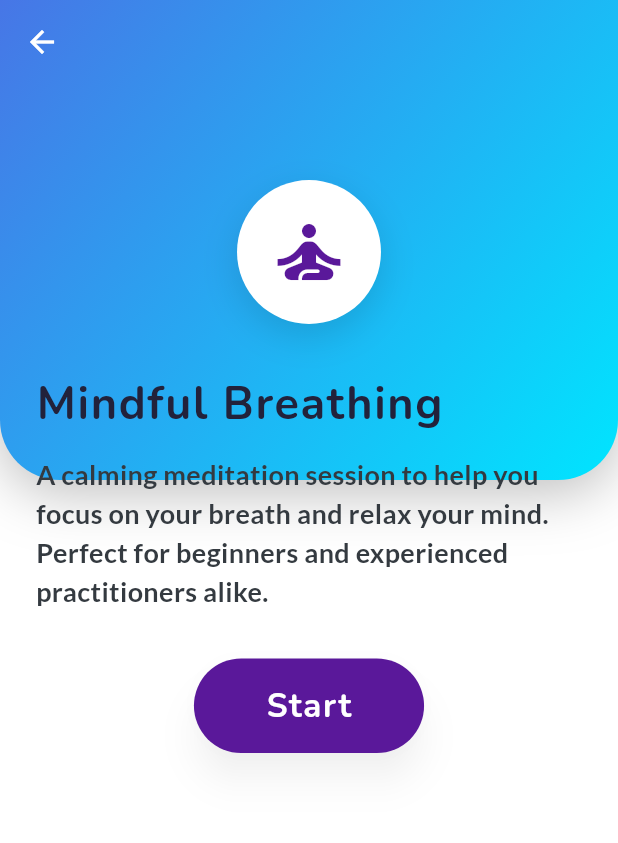
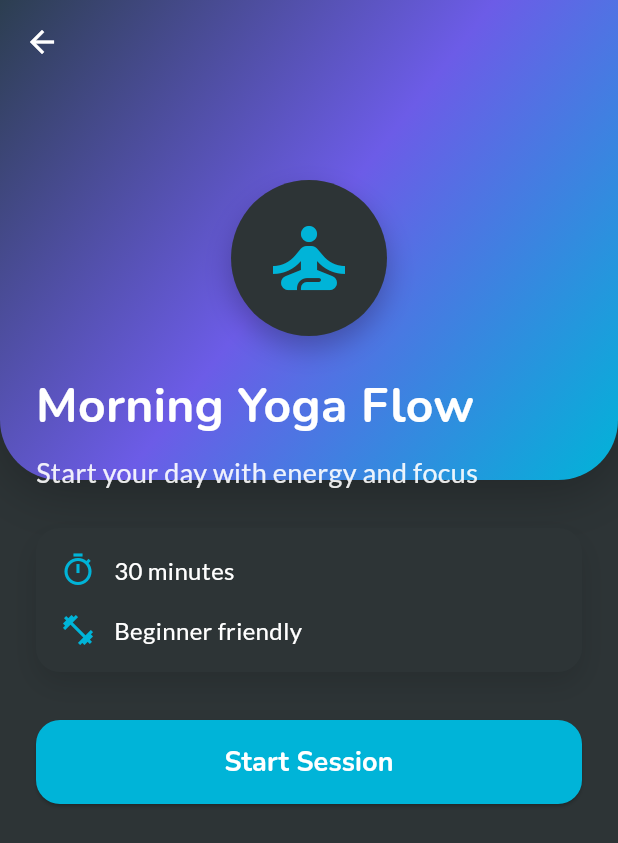
Before and after one commit to Nishanbhattarai498/ui_app, a Flutter app: the SessionDetailsScreen screen opened directly, on a phone screen of 412 x 824 dp. Shown: the top 843 px of the screen. Run offline on Flutter 3.47's test engine with Material 3 defaults, Android fonts, the phone set to English and light mode, and no system bars; our stand-ins replace fl_chart, google_fonts.

Commit message:
Refactor UI components to utilize AppColors for consistent theming; update color schemes in multiple screens including HomeScreen, ProgressScreen, SessionDetailsScreen, and SessionsScreen for improved aesthetics and readability.

```diff
--- a/lib/screens/home_screen.dart
+++ b/lib/screens/home_screen.dart
@@ -31,10 +31,10 @@ class HomeScreen extends StatelessWidget {
                   ),
                   CircleAvatar(
                     radius: 24,
-                    backgroundColor: Colors.white,
+                    backgroundColor: AppColors.cardBg,
                     child: Icon(
                       Icons.person_outline_rounded,
-                      color: AppColors.primary,
+                      color: AppColors.accent,
                       size: 28,
                     ),
                   ),
@@ -45,7 +45,7 @@ class HomeScreen extends StatelessWidget {
                 'Find your calm and balance today.',
                 style: GoogleFonts.lato(
                   fontSize: 18,
-                  color: Color(0xFF343A40), // Dark gray for body text
+                  color: AppColors.textLight.withOpacity(0.9),
                 ),
               ),
               const SizedBox(height: 24),
--- a/lib/screens/session_details_screen.dart
+++ b/lib/screens/session_details_screen.dart
@@ -20,8 +20,10 @@ class SessionDetailsScreen extends StatelessWidget {
             height: 320,
             decoration: BoxDecoration(
               gradient: AppGradients.mainGradient,
-              borderRadius: BorderRadius.vertical(bottom: Radius.circular(40)),
-              boxShadow: [
+              borderRadius: const BorderRadius.vertical(
+                bottom: Radius.circular(40),
+              ),
+              boxShadow: const [
                 BoxShadow(
                   color: Colors.black26,
                   blurRadius: 32,
@@ -45,69 +47,111 @@ class SessionDetailsScreen extends StatelessWidget {
                   child: Container(
                     padding: const EdgeInsets.all(20),
                     decoration: BoxDecoration(
-                      color: Colors.white,
+                      color: AppColors.cardBg,
                       shape: BoxShape.circle,
-                      boxShadow: [
+                      boxShadow: const [
                         BoxShadow(
-                          color: Colors.black12,
-                          blurRadius: 20,
+                          color: Colors.black26,
+                          blurRadius: 16,
                           offset: Offset(0, 8),
                         ),
                       ],
                     ),
                     child: Icon(
-                      Icons.self_improvement_outlined,
-                      size: 56,
-                      color: Color(0xFF5A189A), // Deep purple for icon
+                      Icons.self_improvement,
+                      size: 64,
+                      color: AppColors.accent,
                     ),
                   ),
                 ),
-                const SizedBox(height: 32),
+                const SizedBox(height: 24),
                 Text(
-                  'Mindful Breathing',
+                  'Morning Yoga Flow',
                   style: GoogleFonts.nunito(
-                    fontSize: 30,
+                    fontSize: 32,
                     fontWeight: FontWeight.bold,
-                    color: Color(0xFF22223B), // Very dark blue for max contrast
-                    letterSpacing: 1.1,
+                    color: AppColors.textLight,
+                  ),
+                  textAlign: TextAlign.center,
+                ),
+                const SizedBox(height: 8),
+                Text(
+                  'Start your day with energy and focus',
+                  style: GoogleFonts.lato(
+                    fontSize: 18,
+                    color: AppColors.textLight.withOpacity(0.9),
                   ),
                 ),
-                const SizedBox(height: 12),
+                const SizedBox(height: 24),
+                Container(
+                  padding: const EdgeInsets.all(16),
+                  decoration: BoxDecoration(
+                    color: AppColors.cardBg,
+                    borderRadius: BorderRadius.circular(16),
+                    boxShadow: const [
+                      BoxShadow(
+                        color: Colors.black12,
+                        blurRadius: 16,
+                        offset: Offset(0, 8),
+                      ),
+                    ],
+                  ),
+                  child: Column(
+                    children: [
+                      Row(
+                        children: [
+                          Icon(
+                            Icons.timer_outlined,
+                            color: AppColors.accent,
+                            size: 24,
+                          ),
+                          const SizedBox(width: 12),
                           Text(
-                  'A calming meditation session to help you focus on your breath and relax your mind. Perfect for beginners and experienced practitioners alike.',
+                            '30 minutes',
                             style: GoogleFonts.lato(
-                    fontSize: 18,
-                    color: Color(0xFF343A40), // Dark gray for body text
-                    fontWeight: FontWeight.w600,
+                              fontSize: 16,
+                              color: AppColors.textLight,
+                            ),
+                          ),
+                        ],
+                      ),
+                      const SizedBox(height: 16),
+                      Row(
+                        children: [
+                          Icon(
+                            Icons.fitness_center_outlined,
+                            color: AppColors.accent,
+                            size: 24,
+                          ),
+                          const SizedBox(width: 12),
+                          Text(
+                            'Beginner friendly',
+                            style: GoogleFonts.lato(
+                              fontSize: 16,
+                              color: AppColors.textLight,
+                            ),
+                          ),
+                        ],
+                      ),
+                    ],
                   ),
                 ),
                 const SizedBox(height: 32),
-                Center(
-                  child: ElevatedButton(
+                ElevatedButton(
+                  onPressed: () {},
                   style: ElevatedButton.styleFrom(
-                      backgroundColor: Color(
-                        0xFF5A189A,
-                      ), // Deep purple for button
-                      foregroundColor: Colors.white,
-                      padding: const EdgeInsets.symmetric(
-                        horizontal: 48,
-                        vertical: 16,
+                    backgroundColor: AppColors.accent,
+                    minimumSize: const Size(double.infinity, 56),
+                    shape: RoundedRectangleBorder(
+                      borderRadius: BorderRadius.circular(16),
                     ),
-                      shape: RoundedRectangleBorder(
-                        borderRadius: BorderRadius.circular(32),
                   ),
-                      elevation: 10,
-                      shadowColor: Colors.black26,
-                    ),
-                    onPressed: () {},
                   child: Text(
-                      'Start',
+                    'Start Session',
                     style: GoogleFonts.nunito(
-                        fontSize: 22,
+                      fontSize: 18,
                       fontWeight: FontWeight.bold,
-                        color: Colors.white,
-                        letterSpacing: 1.1,
-                      ),
+                      color: AppColors.textLight,
                     ),
                   ),
                 ),
--- a/lib/theme/app_colors.dart
+++ b/lib/theme/app_colors.dart
@@ -2,47 +2,59 @@ import 'package:flutter/material.dart';
 
 class AppColors {
   // Primary Colors
-  static const primary = Color(0xFF4776E6); // Electric Blue
-  static const secondary = Color(0xFF8E54E9); // Bright Purple
-  static const accent = Color(0xFF00E5FF); // Cyan
+  static const primary = Color(0xFF2C3E50); // Dark Blue
+  static const secondary = Color(0xFF6C5CE7); // Deep Purple
+  static const accent = Color(0xFF00B4D8); // Deep Cyan
 
   // Background Colors
-  static const background = Color(0xFFFAFBFF); // Light Blue-tinted White
-  static const cardBg = Colors.white;
-  static const surfaceLight = Color(0xFFEEF2FF); // Light Blue Surface
+  static const background = Color(0xFF1A1A2E); // Dark Blue-tinted Black
+  static const cardBg = Color(0xFF2D3436); // Dark Gray
+  static const surfaceLight = Color(0xFF34495E); // Dark Blue Surface
 
   // Text Colors
-  static const textPrimary = Color(0xFF2C1810); // Rich Dark
-  static const textSecondary = Color(0xFF4F566B); // Medium Gray
+  static const textPrimary = Color(0xFFFFFFFF); // Pure White
+  static const textSecondary = Color(0xFFB2BEC3); // Light Gray
   static const textLight = Color(0xFFFFFFFF); // Pure White
 
   // Accent Colors
-  static const success = Color(0xFF00C853); // Green
-  static const warning = Color(0xFFFFAB00); // Amber
-  static const error = Color(0xFFFF5252); // Red
-  static const info = Color(0xFF00B8D4); // Light Blue
+  static const success = Color(0xFF00B894); // Dark Green
+  static const warning = Color(0xFFFDAA5D); // Dark Amber
+  static const error = Color(0xFFE17055); // Dark Red
+  static const info = Color(0xFF0984E3); // Dark Blue
 
   // Gradient Colors
-  static const gradientStart = Color(0xFF4776E6); // Electric Blue
-  static const gradientMiddle = Color(0xFF8E54E9); // Bright Purple
-  static const gradientEnd = Color(0xFF00E5FF); // Cyan
+  static const gradientStart = Color(0xFF2C3E50); // Dark Blue
+  static const gradientMiddle = Color(0xFF6C5CE7); // Deep Purple
+  static const gradientEnd = Color(0xFF00B4D8); // Deep Cyan
 }
 
 class AppGradients {
   static const mainGradient = LinearGradient(
-    colors: [AppColors.gradientStart, AppColors.gradientEnd],
+    colors: [
+      AppColors.gradientStart,
+      AppColors.gradientMiddle,
+      AppColors.gradientEnd,
+    ],
     begin: Alignment.topLeft,
     end: Alignment.bottomRight,
   );
 
   static const cardGradient = LinearGradient(
-    colors: [AppColors.gradientStart, AppColors.gradientMiddle],
+    colors: [
+      AppColors.gradientStart,
+      Color(0xFF373B44), // Dark slate
+      AppColors.gradientMiddle,
+    ],
     begin: Alignment.bottomCenter,
     end: Alignment.topCenter,
   );
 
   static const accentGradient = LinearGradient(
-    colors: [AppColors.gradientMiddle, AppColors.gradientEnd],
+    colors: [
+      AppColors.gradientMiddle,
+      Color(0xFF373B44), // Dark slate
+      AppColors.gradientEnd,
+    ],
     begin: Alignment.topLeft,
     end: Alignment.bottomRight,
   );
--- a/lib/widgets/session_card_widget.dart
+++ b/lib/widgets/session_card_widget.dart
@@ -21,7 +21,8 @@ class SessionCard extends StatelessWidget {
   @override
   Widget build(BuildContext context) {
     return GestureDetector(
-      onTap: onTap,      child: Container(
+      onTap: onTap,
+      child: Container(
         margin: const EdgeInsets.all(8),
         decoration: BoxDecoration(
           color: AppColors.cardBg,
@@ -53,7 +54,8 @@ class SessionCard extends StatelessWidget {
               child: Column(
                 crossAxisAlignment: CrossAxisAlignment.start,
                 children: [
-                  Text(                    title,
+                  Text(
+                    title,
                     style: GoogleFonts.nunito(
                       fontSize: 16,
                       fontWeight: FontWeight.bold,
```
Also changed, not shown: lib/main.dart (+5 -14 lines), lib/screens/progress_screen.dart (+20 -16 lines), lib/screens/sessions_screen.dart (+12 -7 lines). Lines whose indentation alone changed are shown as unchanged.
